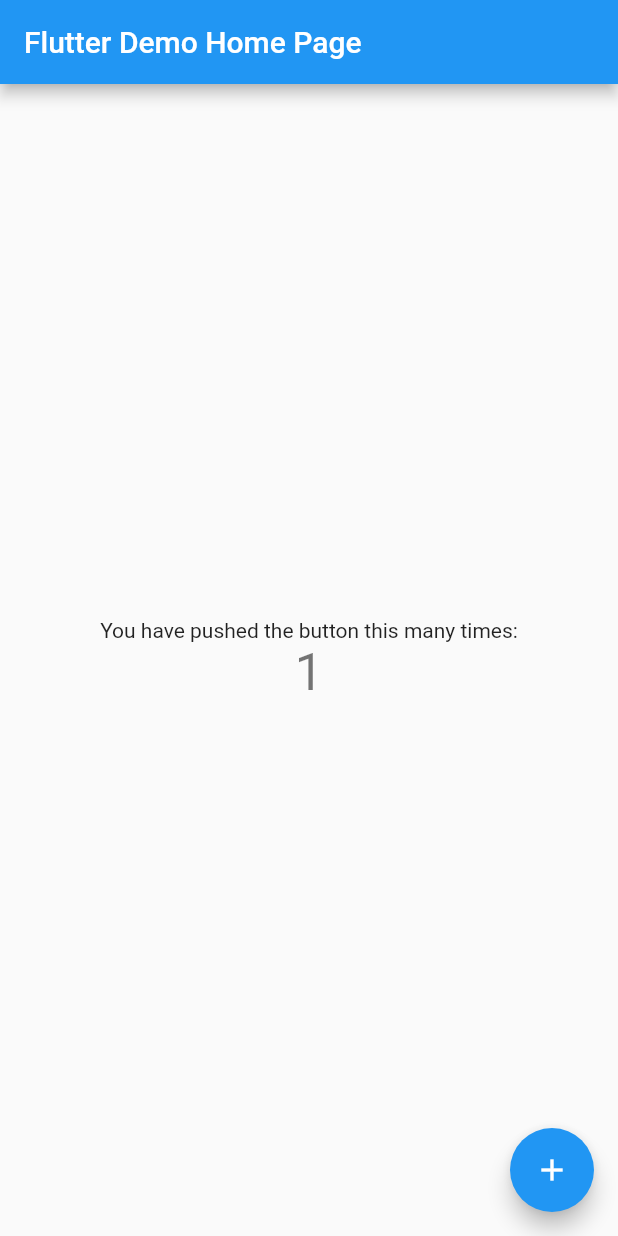
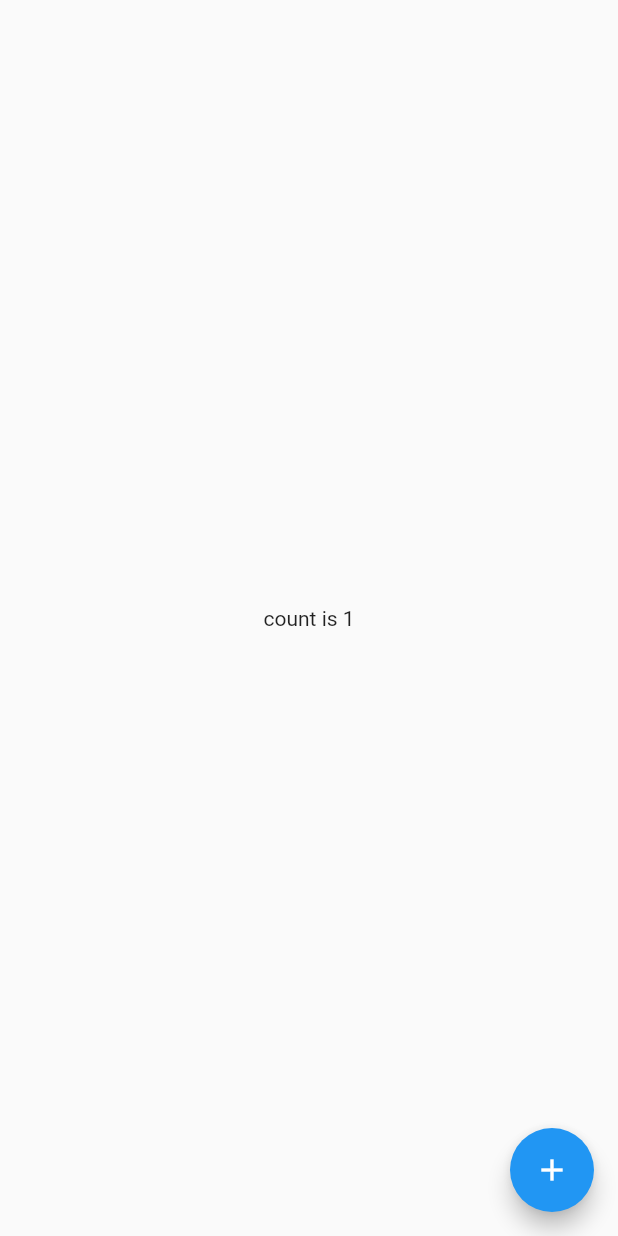
Before and after one commit to kewpie134134/study_app_admin, a Flutter app: the screen it shows after launch, after a tap on the "add" icon, on a phone screen of 412 x 824 dp. Run offline on Flutter 3.47's test engine with Material 2 defaults, Android fonts, the phone set to English and light mode, and no system bars; our stand-ins replace flutter_riverpod.

Commit message:
[update] riverpod を使ったチュートリアルを実装

```diff
--- a/lib/main.dart
+++ b/lib/main.dart
@@ -1,28 +1,26 @@
 import 'package:flutter/material.dart';
+import 'package:flutter_riverpod/flutter_riverpod.dart';
+
+// StateProvider を使い、受け渡すデータを定義する
+// ※ Provider の種類は複数あるが、ここではデータを更新できる StateProvider を使う
+final countProvider = StateProvider((ref) {
+  return 0;
+});
 
 void main() {
-  runApp(const MyApp());
+  runApp(
+      // Riverpod でデータを受け渡しが可能な状態にするために必要
+      const ProviderScope(child: MyApp()));
 }
 
 class MyApp extends StatelessWidget {
   const MyApp({Key? key}) : super(key: key);
-
-  // This widget is the root of your application.
   @override
   Widget build(BuildContext context) {
     return MaterialApp(
       debugShowCheckedModeBanner: false,
       title: 'Flutter Demo',
       theme: ThemeData(
-        // This is the theme of your application.
-        //
-        // Try running your application with "flutter run". You'll see the
-        // application has a blue toolbar. Then, without quitting the app, try
-        // changing the primarySwatch below to Colors.green and then invoke
-        // "hot reload" (press "r" in the console where you ran "flutter run",
-        // or simply save your changes to "hot reload" in a Flutter IDE).
-        // Notice that the counter didn't reset back to zero; the application
-        // is not restarted.
         primarySwatch: Colors.blue,
       ),
       home: const MyHomePage(title: 'Flutter Demo Home Page'),
@@ -30,87 +28,30 @@
   }
 }
 
-class MyHomePage extends StatefulWidget {
+// ConsumerWidget を使うと build() からデータを受け取ることができる
+class MyHomePage extends ConsumerWidget {
   const MyHomePage({Key? key, required this.title}) : super(key: key);
-
-  // This widget is the home page of your application. It is stateful, meaning
-  // that it has a State object (defined below) that contains fields that affect
-  // how it looks.
-
-  // This class is the configuration for the state. It holds the values (in this
-  // case the title) provided by the parent (in this case the App widget) and
-  // used by the build method of the State. Fields in a Widget subclass are
-  // always marked "final".
-
   final String title;
 
   @override
-  State<MyHomePage> createState() => _MyHomePageState();
-}
+  Widget build(BuildContext context, WidgetRef ref) {
+    // watch()を使いデータを受け取る
+    // 値は.stateに入っている
+    // 値は更新されたら自動的に反映される
+    final count = ref.watch(countProvider);
 
-class _MyHomePageState extends State<MyHomePage> {
-  int _counter = 0;
-
-  void _incrementCounter() {
-    setState(() {
-      // This call to setState tells the Flutter framework that something has
-      // changed in this State, which causes it to rerun the build method below
-      // so that the display can reflect the updated values. If we changed
-      // _counter without calling setState(), then the build method would not be
-      // called again, and so nothing would appear to happen.
-      _counter++;
-    });
-  }
-
-  @override
-  Widget build(BuildContext context) {
-    // This method is rerun every time setState is called, for instance as done
-    // by the _incrementCounter method above.
-    //
-    // The Flutter framework has been optimized to make rerunning build methods
-    // fast, so that you can just rebuild anything that needs updating rather
-    // than having to individually change instances of widgets.
     return Scaffold(
-      appBar: AppBar(
-        // Here we take the value from the MyHomePage object that was created by
-        // the App.build method, and use it to set our appbar title.
-        title: Text(widget.title),
-      ),
       body: Center(
-        // Center is a layout widget. It takes a single child and positions it
-        // in the middle of the parent.
-        child: Column(
-          // Column is also a layout widget. It takes a list of children and
-          // arranges them vertically. By default, it sizes itself to fit its
-          // children horizontally, and tries to be as tall as its parent.
-          //
-          // Invoke "debug painting" (press "p" in the console, choose the
-          // "Toggle Debug Paint" action from the Flutter Inspector in Android
-          // Studio, or the "Toggle Debug Paint" command in Visual Studio Code)
-          // to see the wireframe for each widget.
-          //
-          // Column has various properties to control how it sizes itself and
-          // how it positions its children. Here we use mainAxisAlignment to
-          // center the children vertically; the main axis here is the vertical
-          // axis because Columns are vertical (the cross axis would be
-          // horizontal).
-          mainAxisAlignment: MainAxisAlignment.center,
-          children: <Widget>[
-            const Text(
-              'You have pushed the button this many times:',
-            ),
-            Text(
-              '$_counter',
-              style: Theme.of(context).textTheme.headline4,
-            ),
-          ],
-        ),
+        child: Text('count is $count'),
       ),
       floatingActionButton: FloatingActionButton(
-        onPressed: _incrementCounter,
-        tooltip: 'Increment',
+        onPressed: () {
+          // context.read(countProvider).state に値を代入することで更新できる
+          // また、ボタンタップ時などは、context.read() を使うことで無駄な再描画を減らせる
+          ref.read(countProvider.state).state += 1;
+        },
         child: const Icon(Icons.add),
-      ), // This trailing comma makes auto-formatting nicer for build methods.
+      ),
     );
   }
 }
```
Also changed, not shown: pubspec.lock.
